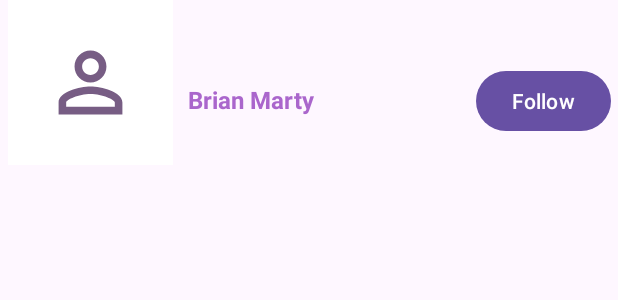
After one commit to alexandraolivotto/Pawalk, an Android app: the layout user_item.xml on its own in the app's theme, with its tools: preview values and no code run, on a phone screen of 412 x 824 dp. The commit adds this screen. Shown: the top 300 px of the screen. Run offline under Robolectric (Android 15) with nearby library versions, the phone set to English and light mode, and no system bars.

Commit message:
find friends view

```diff
--- a/app/src/main/res/layout/post_item.xml
+++ b/app/src/main/res/layout/post_item.xml
@@ -4,6 +4,7 @@
     xmlns:tools="http://schemas.android.com/tools"
     android:layout_width="match_parent"
     android:layout_height="wrap_content"
+    android:layout_marginBottom="10dp"
     android:orientation="vertical">
 
         <LinearLayout
--- /dev/null
+++ b/app/src/main/res/layout/user_item.xml
@@ -0,0 +1,60 @@
+<?xml version="1.0" encoding="utf-8"?>
+<androidx.constraintlayout.widget.ConstraintLayout xmlns:android="http://schemas.android.com/apk/res/android"
+    xmlns:app="http://schemas.android.com/apk/res-auto"
+    xmlns:tools="http://schemas.android.com/tools"
+    android:layout_width="match_parent"
+    android:layout_height="wrap_content"
+    android:layout_marginBottom="10dp"
+    android:orientation="vertical">
+
+    <com.google.android.material.imageview.ShapeableImageView
+        android:id="@+id/avatar_image_view"
+        android:layout_width="110dp"
+        android:layout_height="110dp"
+        android:background="@android:color/white"
+        android:layout_marginStart="5dp"
+        android:outlineAmbientShadowColor="@android:color/holo_purple"
+        android:src="@drawable/ic_profile_pic_foreground"
+        app:layout_constraintBottom_toBottomOf="parent"
+        app:layout_constraintStart_toStartOf="parent"
+        app:layout_constraintTop_toTopOf="parent" />
+
+    <LinearLayout
+        android:id="@+id/layout_posted_by"
+        android:layout_width="wrap_content"
+        android:layout_height="wrap_content"
+        android:layout_marginStart="12dp"
+        android:layout_marginEnd="5dp"
+        android:layout_marginTop="28dp"
+        app:layout_constraintEnd_toEndOf="parent"
+        app:layout_constraintStart_toEndOf="@id/avatar_image_view"
+        app:layout_constraintTop_toTopOf="@id/avatar_image_view">
+
+        <TextView
+            android:id="@+id/display_name_text_view"
+            style="@style/TextAppearance.AppCompat.Body1"
+            android:layout_width="192dp"
+            android:layout_height="wrap_content"
+            android:layout_marginTop="15dp"
+            android:ellipsize="end"
+            android:maxLines="2"
+            android:textAlignment="textStart"
+            android:textColor="@android:color/holo_purple"
+            android:textSize="16sp"
+            android:textStyle="bold"
+            tools:text="Brian Marty" />
+
+        <Button
+            android:id="@+id/switch1"
+            android:layout_width="wrap_content"
+            android:layout_height="wrap_content"
+            android:layout_marginTop="15dp"
+            android:layout_marginEnd="2dp"
+            android:layout_weight="1"
+            android:text="@string/follow"
+            android:textColor="@android:color/white" />
+
+    </LinearLayout>
+
+
+</androidx.constraintlayout.widget.ConstraintLayout>
--- a/app/src/main/res/values/strings.xml
+++ b/app/src/main/res/values/strings.xml
@@ -27,6 +27,8 @@
     <string name="edit_username">edit username</string>
     <string name="save">Save</string>
     <string name="username">username</string>
+    <string name="follow_more_furry_friends">Follow more furry friends</string>
+    <string name="follow">Follow</string>
     <string-array name="time_unit">
         <item>minutes</item>
         <item>hours</item>
```
Also changed, not shown: app/src/main/java/com/example/pawalk/PostSession.kt (+9 -3 lines), app/src/main/java/com/example/pawalk/SearchFragment.kt (+40 -2 lines), app/src/main/java/com/example/pawalk/UsersAdapter.kt (added, +47 -0 lines), app/src/main/res/layout/fragment_search_view.xml (+22 -5 lines).
